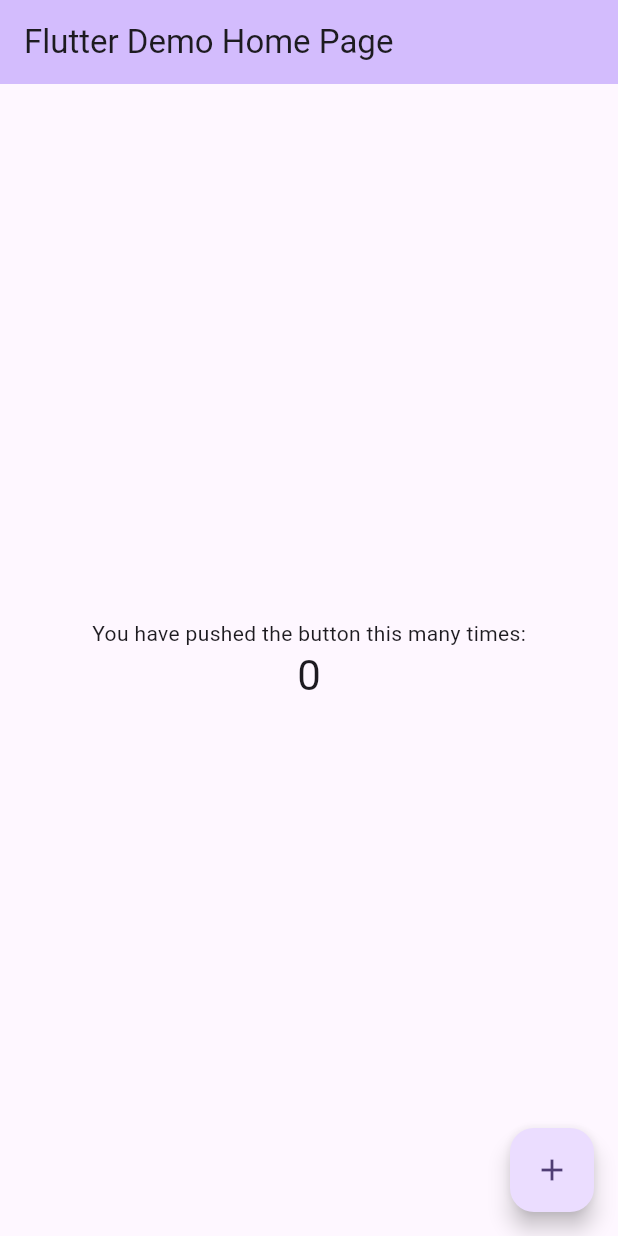
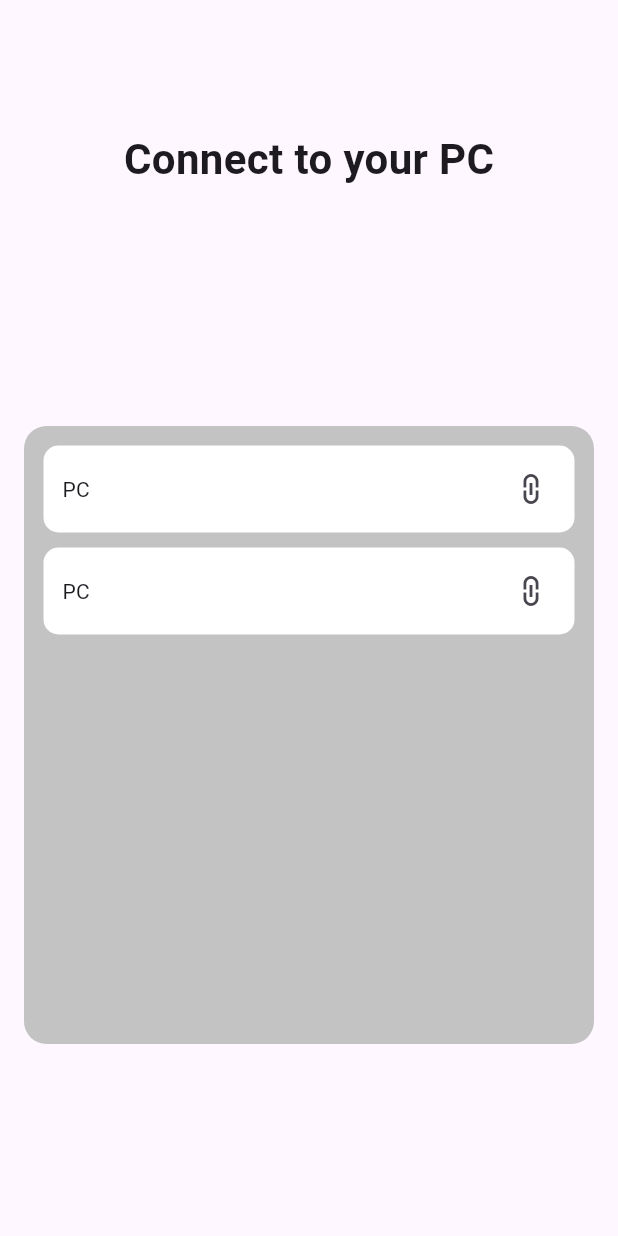
Before and after one commit to 9uy4v/Symple-Mobile, a Flutter app: the screen it shows after launch, on a phone screen of 412 x 824 dp. Run offline on Flutter 3.47's test engine with Material 3 defaults, Android fonts, the phone set to English and light mode, and no system bars.

Commit message:
connection screen basic ui done

```diff
--- /dev/null
+++ b/lib/connect.dart
@@ -0,0 +1,86 @@
+import 'package:flutter/material.dart';
+import 'dart:math' as math;
+
+import 'package:symple_mobile/upload.dart';
+
+class ConnectScreen extends StatefulWidget {
+  const ConnectScreen({super.key});
+
+  @override
+  State<ConnectScreen> createState() => _ConnectScreenState();
+}
+
+class _ConnectScreenState extends State<ConnectScreen> {
+  @override
+  Widget build(context) {
+    return Scaffold(
+      appBar: AppBar(
+        elevation: 0,
+      ),
+      body: Center(
+        child: Column(
+          children: [
+            const Spacer(),
+            const Text(
+              'Connect to your PC',
+              style: TextStyle(
+                fontWeight: FontWeight.w600,
+                fontSize: 28,
+              ),
+            ),
+            const Spacer(),
+            Padding(
+              padding: const EdgeInsets.symmetric(horizontal: 16.0, vertical: 128),
+              child: Container(
+                padding: const EdgeInsets.all(8),
+                height: MediaQuery.sizeOf(context).height / 2,
+                decoration: BoxDecoration(
+                  borderRadius: BorderRadius.circular(15),
+                  color: const Color.fromARGB(255, 195, 195, 195),
+                ),
+                child: ListView.builder(
+                  itemCount: 2, // TO DO : get count from found pc's array in provider
+                  itemBuilder: (context, index) {
+                    return Padding(
+                      padding: const EdgeInsets.all(5.0),
+                      child: Container(
+                        padding: const EdgeInsets.all(5),
+                        decoration: BoxDecoration(
+                          borderRadius: BorderRadius.circular(10),
+                          color: const Color.fromARGB(255, 255, 255, 255),
+                        ),
+                        child: Row(
+                          children: [
+                            const SizedBox(
+                              width: 7.5,
+                            ),
+                            const Text('PC'), // TO DO : get pc details from array and place them here
+                            const Spacer(),
+                            Transform.rotate(
+                              angle: 90 * math.pi / 180,
+                              child: IconButton(
+                                onPressed: () {
+                                  Navigator.pushReplacement(
+                                      context,
+                                      MaterialPageRoute(
+                                        builder: (context) => const UploadScreen(),
+                                      ));
+                                  // TO DO : connect to said PC
+                                },
+                                icon: const Icon(Icons.link),
+                              ),
+                            )
+                          ],
+                        ),
+                      ),
+                    );
+                  },
+                ),
+              ),
+            ),
+          ],
+        ),
+      ),
+    );
+  }
+}
--- a/lib/main.dart
+++ b/lib/main.dart
@@ -1,4 +1,5 @@
 import 'package:flutter/material.dart';
+import 'package:symple_mobile/connect.dart';
 
 void main() {
   runApp(const MyApp());
@@ -6,120 +7,15 @@
 
 class MyApp extends StatelessWidget {
   const MyApp({super.key});
-
-  // This widget is the root of your application.
   @override
   Widget build(BuildContext context) {
     return MaterialApp(
-      title: 'Flutter Demo',
+      title: 'Symple',
       theme: ThemeData(
-        // This is the theme of your application.
-        //
-        // TRY THIS: Try running your application with "flutter run". You'll see
-        // the application has a purple toolbar. Then, without quitting the app,
-        // try changing the seedColor in the colorScheme below to Colors.green
-        // and then invoke "hot reload" (save your changes or press the "hot
-        // reload" button in a Flutter-supported IDE, or press "r" if you used
-        // the command line to start the app).
-        //
-        // Notice that the counter didn't reset back to zero; the application
-        // state is not lost during the reload. To reset the state, use hot
-        // restart instead.
-        //
-        // This works for code too, not just values: Most code changes can be
-        // tested with just a hot reload.
         colorScheme: ColorScheme.fromSeed(seedColor: Colors.deepPurple),
         useMaterial3: true,
       ),
-      home: const MyHomePage(title: 'Flutter Demo Home Page'),
+      home: const ConnectScreen(),
     );
   }
 }
-
-class MyHomePage extends StatefulWidget {
-  const MyHomePage({super.key, required this.title});
-
-  // This widget is the home page of your application. It is stateful, meaning
-  // that it has a State object (defined below) that contains fields that affect
-  // how it looks.
-
-  // This class is the configuration for the state. It holds the values (in this
-  // case the title) provided by the parent (in this case the App widget) and
-  // used by the build method of the State. Fields in a Widget subclass are
-  // always marked "final".
-
-  final String title;
-
-  @override
-  State<MyHomePage> createState() => _MyHomePageState();
-}
-
-class _MyHomePageState extends State<MyHomePage> {
-  int _counter = 0;
-
-  void _incrementCounter() {
-    setState(() {
-      // This call to setState tells the Flutter framework that something has
-      // changed in this State, which causes it to rerun the build method below
-      // so that the display can reflect the updated values. If we changed
-      // _counter without calling setState(), then the build method would not be
-      // called again, and so nothing would appear to happen.
-      _counter++;
-    });
-  }
-
-  @override
-  Widget build(BuildContext context) {
-    // This method is rerun every time setState is called, for instance as done
-    // by the _incrementCounter method above.
-    //
-    // The Flutter framework has been optimized to make rerunning build methods
-    // fast, so that you can just rebuild anything that needs updating rather
-    // than having to individually change instances of widgets.
-    return Scaffold(
-      appBar: AppBar(
-        // TRY THIS: Try changing the color here to a specific color (to
-        // Colors.amber, perhaps?) and trigger a hot reload to see the AppBar
-        // change color while the other colors stay the same.
-        backgroundColor: Theme.of(context).colorScheme.inversePrimary,
-        // Here we take the value from the MyHomePage object that was created by
-        // the App.build method, and use it to set our appbar title.
-        title: Text(widget.title),
-      ),
-      body: Center(
-        // Center is a layout widget. It takes a single child and positions it
-        // in the middle of the parent.
-        child: Column(
-          // Column is also a layout widget. It takes a list of children and
-          // arranges them vertically. By default, it sizes itself to fit its
-          // children horizontally, and tries to be as tall as its parent.
-          //
-          // Column has various properties to control how it sizes itself and
-          // how it positions its children. Here we use mainAxisAlignment to
-          // center the children vertically; the main axis here is the vertical
-          // axis because Columns are vertical (the cross axis would be
-          // horizontal).
-          //
-          // TRY THIS: Invoke "debug painting" (choose the "Toggle Debug Paint"
-          // action in the IDE, or press "p" in the console), to see the
-          // wireframe for each widget.
-          mainAxisAlignment: MainAxisAlignment.center,
-          children: <Widget>[
-            const Text(
-              'You have pushed the button this many times:',
-            ),
-            Text(
-              '$_counter',
-              style: Theme.of(context).textTheme.headlineMedium,
-            ),
-          ],
-        ),
-      ),
-      floatingActionButton: FloatingActionButton(
-        onPressed: _incrementCounter,
-        tooltip: 'Increment',
-        child: const Icon(Icons.add),
-      ), // This trailing comma makes auto-formatting nicer for build methods.
-    );
-  }
-}
--- /dev/null
+++ b/lib/upload.dart
@@ -0,0 +1,26 @@
+import 'package:flutter/material.dart';
+
+class UploadScreen extends StatefulWidget {
+  const UploadScreen({super.key});
+
+  @override
+  State<UploadScreen> createState() => _UploadScreenState();
+}
+
+class _UploadScreenState extends State<UploadScreen> {
+  @override
+  Widget build(context) {
+    return Scaffold(
+      appBar: AppBar(
+        elevation: 0,
+      ),
+      body: const Text(
+        'Upload files to PC',
+        style: TextStyle(
+          fontWeight: FontWeight.w600,
+          fontSize: 28,
+        ),
+      ),
+    );
+  }
+}
```
